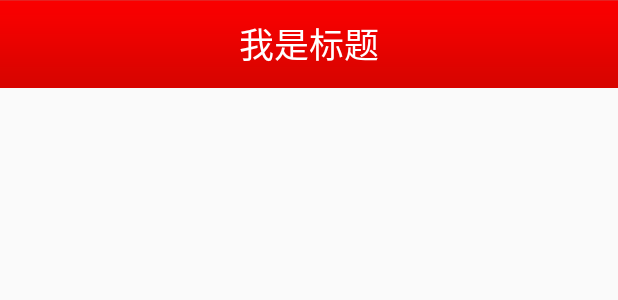
After one commit to manacles/android, an Android app: the layout base_pager.xml on its own in the app's theme, with its tools: preview values and no code run, on a phone screen of 412 x 824 dp. The commit adds this screen. Shown: the top 300 px of the screen. Run offline under Robolectric (Android 15) with nearby library versions, the phone set to English and light mode, and no system bars.

Commit message:
2020.08.12 基本结构搭建好了

```diff
--- a/app/build.gradle
+++ b/app/build.gradle
@@ -34,4 +34,6 @@ dependencies {
     implementation 'com.jakewharton:butterknife:10.2.1'
     annotationProcessor 'com.jakewharton:butterknife-compiler:10.2.1'
     implementation project(path: ':SlidingMenu_library')
+
+    implementation 'org.xutils:xutils:3.9.0'
 }
--- a/app/src/main/AndroidManifest.xml
+++ b/app/src/main/AndroidManifest.xml
@@ -2,7 +2,11 @@
 <manifest xmlns:android="http://schemas.android.com/apk/res/android"
     package="com.example.beijingnews">
 
+    <uses-permission android:name="android.permission.INTERNET" />
+    <uses-permission android:name="android.permission.WRITE_EXTERNAL_STORAGE" />
+
     <application
+        android:name=".BeijingNewApplication"
         android:allowBackup="true"
         android:icon="@mipmap/icon_150"
         android:label="@string/app_name"
--- /dev/null
+++ b/app/src/main/res/layout/base_pager.xml
@@ -0,0 +1,16 @@
+<?xml version="1.0" encoding="utf-8"?>
+<LinearLayout xmlns:android="http://schemas.android.com/apk/res/android"
+    android:layout_width="match_parent"
+    android:layout_height="match_parent"
+    android:orientation="vertical">
+
+    <!--标题栏 titlebar-->
+    <include layout="@layout/titlebar" />
+
+    <!--各个页面的视图，都是添加到FrameLayout-->
+    <FrameLayout
+        android:id="@+id/fl_content"
+        android:layout_width="match_parent"
+        android:layout_height="match_parent" />
+
+</LinearLayout>
--- a/app/src/main/res/layout/content_fragment.xml
+++ b/app/src/main/res/layout/content_fragment.xml
@@ -4,7 +4,7 @@
     android:layout_height="match_parent"
     android:orientation="vertical">
 
-    <androidx.viewpager.widget.ViewPager
+    <com.example.beijingnews.view.NoScrollViewPager
         android:id="@+id/viewpager"
         android:layout_width="match_parent"
         android:layout_height="0dp"
--- /dev/null
+++ b/app/src/main/res/layout/titlebar.xml
@@ -0,0 +1,26 @@
+<?xml version="1.0" encoding="utf-8"?>
+<RelativeLayout xmlns:android="http://schemas.android.com/apk/res/android"
+    android:layout_width="match_parent"
+    android:layout_height="wrap_content"
+    android:background="@drawable/title_red_bg">
+
+    <TextView
+        android:id="@+id/tv_title"
+        android:layout_width="wrap_content"
+        android:layout_height="wrap_content"
+        android:layout_centerInParent="true"
+        android:text="我是标题"
+        android:textColor="@android:color/white"
+        android:textSize="23sp" />
+
+    <ImageButton
+        android:id="@+id/ib_menu"
+        android:layout_width="wrap_content"
+        android:layout_height="wrap_content"
+        android:layout_centerVertical="true"
+        android:layout_marginStart="8dp"
+        android:background="@null"
+        android:src="@drawable/img_menu"
+        android:visibility="gone" />
+
+</RelativeLayout>
```
Also changed, not shown: app/src/main/java/com/example/beijingnews/BeijingNewApplication.java (added, +22 -0 lines), app/src/main/java/com/example/beijingnews/activity/MainActivity.java (+12 -8 lines), app/src/main/java/com/example/beijingnews/adapter/ContentFragmentAdapter.java (added, +49 -0 lines), app/src/main/java/com/example/beijingnews/base/BasePager.java (added, +54 -0 lines), app/src/main/java/com/example/beijingnews/fragment/ContentFragment.java (+46 -4 lines), app/src/main/java/com/example/beijingnews/pager/GovaffairPager.java (added, +36 -0 lines), app/src/main/java/com/example/beijingnews/pager/HomePager.java (added, +36 -0 lines), app/src/main/java/com/example/beijingnews/pager/NewsCenterPager.java (added, +36 -0 lines), app/src/main/java/com/example/beijingnews/pager/SettingPager.java (added, +36 -0 lines), app/src/main/java/com/example/beijingnews/pager/SmartServicePager.java (added, +36 -0 lines), app/src/main/java/com/example/beijingnews/view/NoScrollViewPager.java (added, +44 -0 lines), app/src/main/res/drawable-hdpi/img_menu.png (added), app/src/main/res/drawable-hdpi/title_red_bg.png (added).
